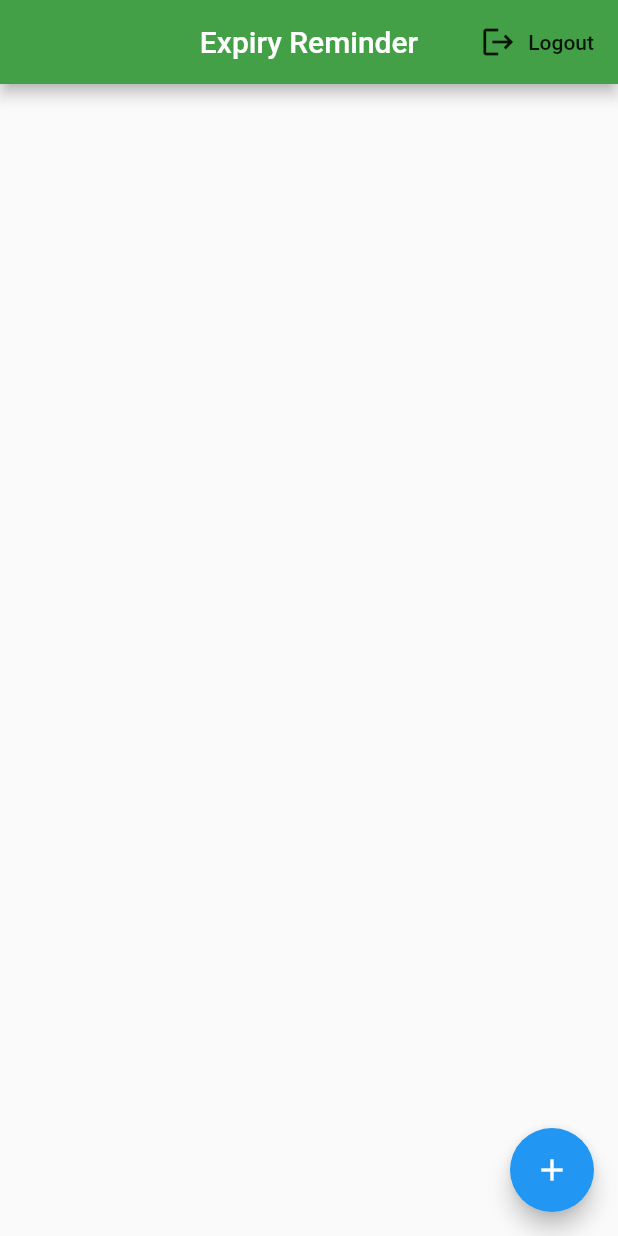
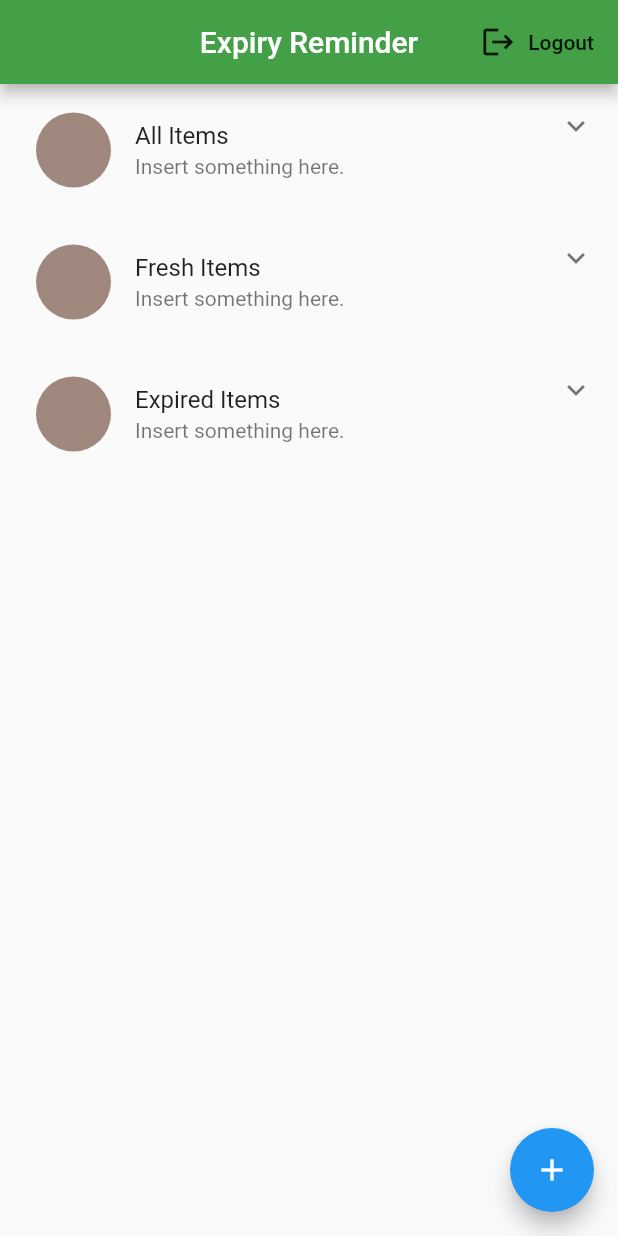
Before and after one commit to randomnose/expiry_reminder, a Flutter app: the screen it shows once a user with an empty profile is signed in, on a phone screen of 412 x 824 dp. Run offline on Flutter 3.47's test engine with Material 2 defaults, Android fonts, the phone set to English and light mode, and no system bars; drawn by our look-alikes of expandable; our stand-ins replace cloud_firestore, firebase_auth, flutter_spinkit, get; accounts and stored records are empty.

```diff
--- a/lib/screens/form/edit_reminder.dart
+++ b/lib/screens/form/edit_reminder.dart
@@ -52,7 +52,7 @@ class _EditReminderState extends State<EditReminder> {
                     onTap: () {
                       widget.docToEdit.reference
                           .delete()
-                          .whenComplete(() => Get.offAll(Home()));
+                          .whenComplete(() => Navigator.pop(context));
                     },
                     child: Icon(CupertinoIcons.delete)))
           ],
@@ -177,7 +177,7 @@ class _EditReminderState extends State<EditReminder> {
                                     (showDateDifference(reminderTime) <= -1)
                                         ? 'Yes'
                                         : 'No'
-                              }).whenComplete(() => Get.offAll(Home()));
+                              }).whenComplete(() => Navigator.pop(context));
                               print('all is good');
                             } else {
                               print('please check ur details');
--- a/lib/screens/home/home.dart
+++ b/lib/screens/home/home.dart
@@ -7,6 +7,7 @@ import 'package:expiry_reminder/services/auth.dart';
 import 'package:get/get.dart';
 import 'package:cloud_firestore/cloud_firestore.dart';
 import 'package:provider/provider.dart';
+import 'package:expandable/expandable.dart';
 
 /// ========================================================
 /// This is the landing page of the mobile application
@@ -55,15 +56,72 @@ class _HomeState extends State<Home> {
           ),
         ],
       ),
-      body: StreamBuilder(
-          stream: reminderRef.snapshots(),
+
+      // TODO: add reminder category (Not Expired & Expired)
+      // body: StreamBuilder(
+      //     stream: reminderRef.snapshots(),
+      //     builder: (context, AsyncSnapshot<QuerySnapshot> snapshot) {
+      //       return ListView.builder(
+      //         shrinkWrap: true,
+      //         itemCount: snapshot.hasData ? snapshot.data.documents.length : 0,
+      //         itemBuilder: (context, index) {
+      //           return InkWell(
+      //             onTap: () => Get.to(() => EditReminder(
+      //                   docToEdit: snapshot.data.documents[index],
+      //                 )),
+      //             child: ReminderTile(
+      //               reminderTitle:
+      //                   snapshot.data.documents[index].data['reminderName'],
+      //               expiryDate: snapshot
+      //                   .data.documents[index].data['reminderDate']
+      //                   .toDate(),
+      //             ),
+      //           );
+      //         },
+      //       );
+      //     }),
+      body: SingleChildScrollView(
+        child: Column(
+          children: [
+            _showAllItems(context, reminderRef.snapshots(), 'All'),
+            _showAllItems(context, reminderRef.snapshots(), 'Fresh'),
+            _showAllItems(context, reminderRef.snapshots(), 'Expired'),
+          ],
+        ),
+      ),
+      floatingActionButton: FloatingActionButton(
+        onPressed: () => Get.to(() => AddNewReminder()),
+        child: Icon(Icons.add),
+      ),
+    );
+  }
+
+  _showAllItems(BuildContext context, Stream<QuerySnapshot> streamSnapshot,
+      String category) {
+    return Padding(
+      padding: const EdgeInsets.all(8.0),
+      child: ExpandablePanel(
+        header: ListTile(
+          leading: CircleAvatar(radius: 25, backgroundColor: Colors.brown[300]),
+          title: category == 'All'
+              ? Text('All Items')
+              : category == 'Fresh'
+                  ? Text('Fresh Items')
+                  : Text('Expired Items'),
+          subtitle: Text('Insert something here.'),
+        ),
+        expanded: StreamBuilder(
+          stream: streamSnapshot,
           builder: (context, AsyncSnapshot<QuerySnapshot> snapshot) {
             return ListView.builder(
               shrinkWrap: true,
               itemCount: snapshot.hasData ? snapshot.data.documents.length : 0,
               itemBuilder: (context, index) {
+                if (category == 'All') {
                   return InkWell(
-                  onTap: () => Get.to(() => EditReminder(docToEdit: snapshot.data.documents[index],)),
+                    onTap: () => Get.to(() => EditReminder(
+                          docToEdit: snapshot.data.documents[index],
+                        )),
                     child: ReminderTile(
                       reminderTitle:
                           snapshot.data.documents[index].data['reminderName'],
@@ -72,12 +130,48 @@ class _HomeState extends State<Home> {
                           .toDate(),
                     ),
                   );
+                } else {
+                  if (category == 'Fresh' &&
+                      snapshot.data.documents[index].data['expiryStatus'] ==
+                          'No') {
+                    return InkWell(
+                      onTap: () => Get.to(() => EditReminder(
+                            docToEdit: snapshot.data.documents[index],
+                          )),
+                      child: ReminderTile(
+                        reminderTitle:
+                            snapshot.data.documents[index].data['reminderName'],
+                        expiryDate: snapshot
+                            .data.documents[index].data['reminderDate']
+                            .toDate(),
+                      ),
+                    );
+                  } else {
+                    if (category != 'All' &&
+                        category != 'Fresh' &&
+                        snapshot.data.documents[index].data['expiryStatus'] ==
+                            'Yes') {
+                      return InkWell(
+                        onTap: () => Get.to(() => EditReminder(
+                              docToEdit: snapshot.data.documents[index],
+                            )),
+                        child: ReminderTile(
+                          reminderTitle: snapshot
+                              .data.documents[index].data['reminderName'],
+                          expiryDate: snapshot
+                              .data.documents[index].data['reminderDate']
+                              .toDate(),
+                        ),
+                      );
+                    } else {
+                      return Container();
+                    }
+                  }
+                }
               },
             );
-          }),
-      floatingActionButton: FloatingActionButton(
-        onPressed: () => Get.to(() => AddNewReminder()),
-        child: Icon(Icons.add),
+          },
+        ),
       ),
     );
   }
--- a/pubspec.yaml
+++ b/pubspec.yaml
@@ -37,6 +37,7 @@ dev_dependencies:
   provider: ^3.1.0
   flutter_spinkit: ^4.0.0
   get: ^3.26.0
+  expandable: ^4.1.4
 
 # For information on the generic Dart part of this file, see the
 # following page: https://dart.dev/tools/pub/pubspec
```
Also changed, not shown: pubspec.lock. Lines whose indentation alone changed are shown as unchanged.
